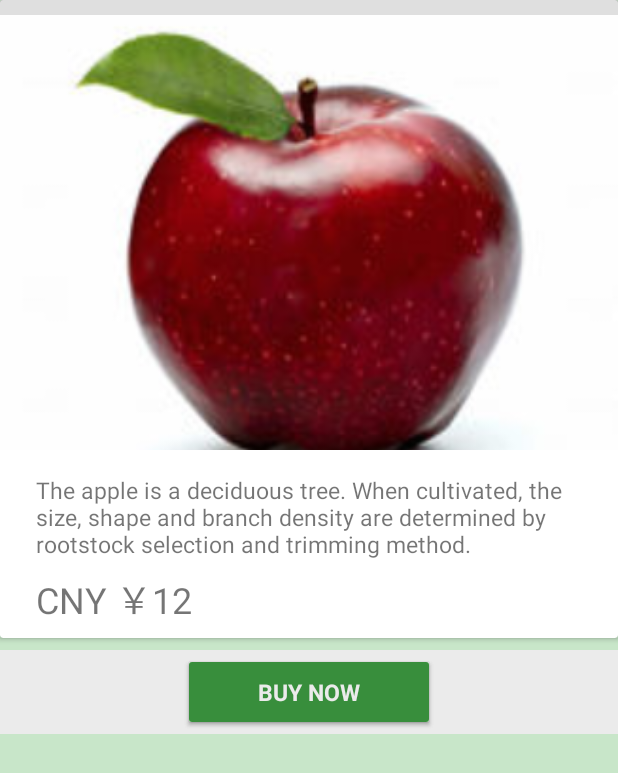
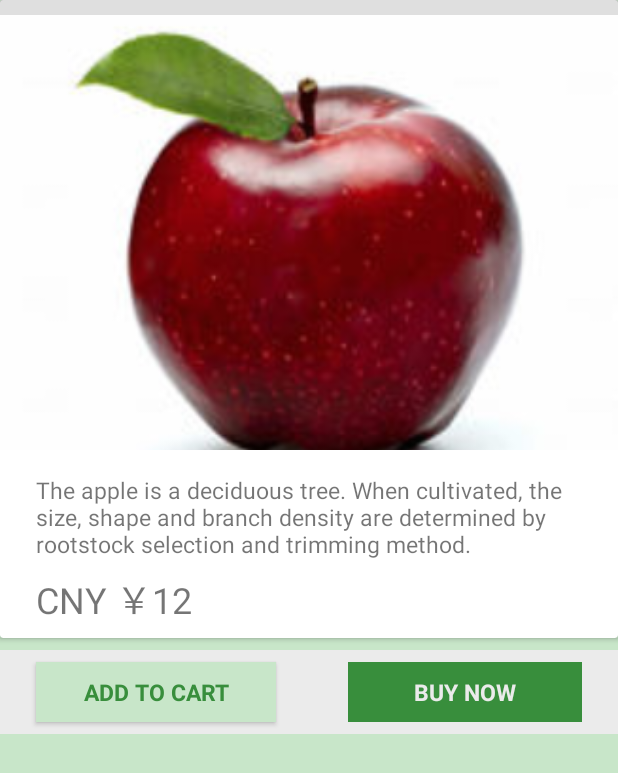
Before and after one commit to cherrycha/android_zjuse_proj, an Android app: the fragment ItemInfoFragment shown on its own in the app's theme, on a phone screen of 412 x 824 dp. Shown: the top 773 px of the screen. Run offline under Robolectric (Android 15) with nearby library versions, the phone set to English and light mode, and no system bars; 2 statements that could not run were skipped.

Commit message:
UI update

```diff
--- a/app/src/main/java/activity/ShoppingFragment.java
+++ b/app/src/main/java/activity/ShoppingFragment.java
@@ -24,7 +24,7 @@ public class ShoppingFragment extends Fragment {
     @Override
     public View onCreateView(LayoutInflater inflater, ViewGroup container,
                              Bundle savedInstanceState) {
-        View rootView = inflater.inflate(R.layout.fragment_shopping, container, false);
+        View rootView = inflater.inflate(R.layout.fragment_item_info, container, false);
         // Inflate the layout for this fragment
         return rootView;
     }
--- a/app/src/main/res/layout/fragment_item_info.xml
+++ b/app/src/main/res/layout/fragment_item_info.xml
@@ -60,17 +60,11 @@
         android:layout_marginTop="8dp"
         >
 
-        <android.support.v7.widget.CardView xmlns:android="http://schemas.android.com/apk/res/android"
-            android:layout_width="wrap_content"
-            android:layout_height="wrap_content"
-            android:clickable="true"
-            android:focusable="true"
-            android:layout_marginHorizontal="24dp"
-            android:layout_marginVertical="8dp"
-            android:foreground="?attr/selectableItemBackground"
-            >
-            <TextView
+
+            <Button
                 android:id="@+id/btn_add_to_cart"
+                android:layout_marginHorizontal="24dp"
+                android:layout_marginVertical="8dp"
                 android:layout_width="160dp"
                 android:layout_height="40dp"
                 android:background="@color/colorPrimaryLight"
@@ -80,22 +74,11 @@
                 android:textColor="@color/colorPrimaryDark"
                 style="@style/Button1"/>
 
-        </android.support.v7.widget.CardView>
-
-        <android.support.v7.widget.CardView xmlns:android="http://schemas.android.com/apk/res/android"
-            android:layout_width="wrap_content"
-            android:layout_height="wrap_content"
-            android:clickable="true"
-            android:focusable="true"
-            android:layout_marginHorizontal="24dp"
-            android:layout_marginVertical="8dp"
-            android:foreground="?attr/selectableItemBackground"
-            >
-
-            <RelativeLayout
-                android:layout_width="wrap_content"
-                android:layout_height="wrap_content">
                 <TextView
+                    android:id="@+id/btn_buy_now"
+                    android:layout_toRightOf="@id/btn_add_to_cart"
+                    android:layout_marginHorizontal="24dp"
+                    android:layout_marginVertical="8dp"
                     android:layout_width="160dp"
                     android:layout_height="40dp"
                     android:background="@color/colorPrimaryDark"
@@ -104,7 +87,6 @@
                     android:text="BUY NOW"
                     style="@style/Button1"
                     android:textColor="@color/colorWhite" />
-            </RelativeLayout>
-        </android.support.v7.widget.CardView>
+
     </RelativeLayout>
 </LinearLayout>
--- a/app/src/main/res/layout/fragment_shopping_cart.xml
+++ b/app/src/main/res/layout/fragment_shopping_cart.xml
@@ -92,7 +92,7 @@
                     android:background="@color/colorWhite"
 
                     />
-                <TextView
+                <EditText
                     android:layout_width="wrap_content"
                     android:layout_height="wrap_content"
                     android:text="1"
@@ -114,6 +114,7 @@
 
 
     <android.support.design.widget.FloatingActionButton
+        android:id="@+id/check_button"
         android:layout_width="wrap_content"
         android:layout_height="wrap_content"
         android:layout_alignParentBottom="true"
```
Also changed, not shown: app/src/main/java/activity/CheckOutFragment.java (added, +31 -0 lines), app/src/main/java/activity/ItemInfoFragment.java (+4 -5 lines), app/src/main/java/activity/ShoppingCartFragment.java (+36 -3 lines), app/src/main/res/layout/activity_edit_profile.xml (+8 -4 lines).
